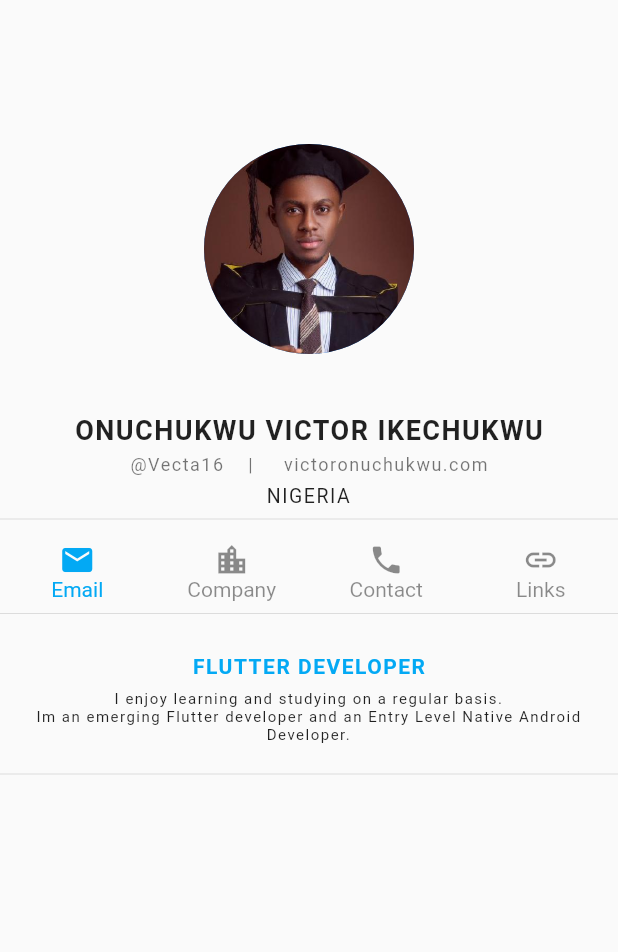
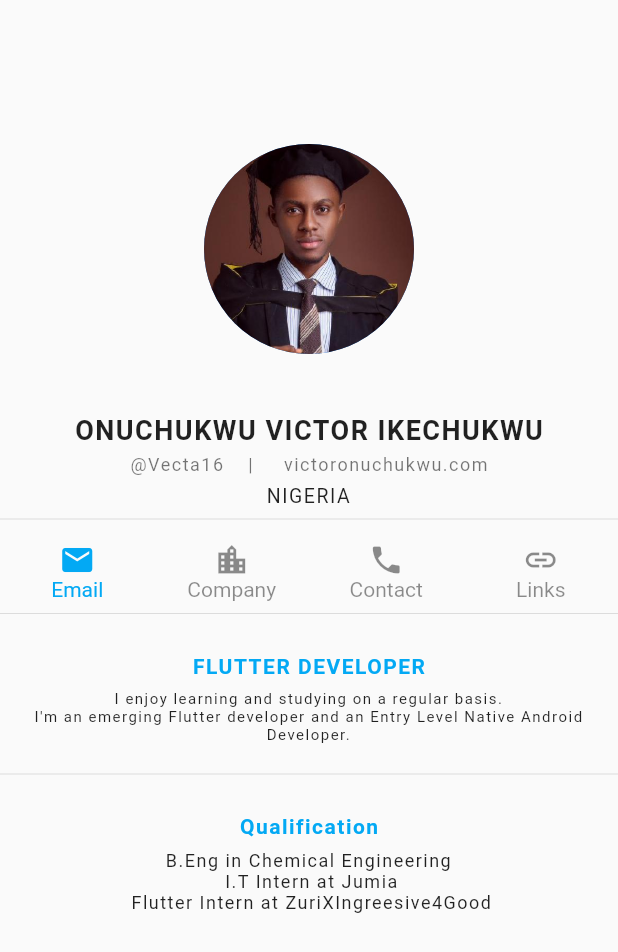
Before and after one commit to vectaaa/profiler, a Flutter app: the screen it shows after launch, on a phone screen of 412 x 824 dp. Shown: the top 952 px of the screen. Run offline on Flutter 3.47's test engine with Material 2 defaults, Android fonts, the phone set to English and light mode, and no system bars.

Commit message:
new commit

```diff
--- a/flutter_profiler/lib/main.dart
+++ b/flutter_profiler/lib/main.dart
@@ -126,7 +126,7 @@ class Home extends StatelessWidget {
         ),
         Padding(
           padding: EdgeInsets.only(top: 8.0, bottom: 12.0),
-          child: Text('I enjoy learning and studying on a regular basis. \nIm an emerging Flutter developer and an Entry Level Native Android Developer.',
+          child: Text('I enjoy learning and studying on a regular basis. \nI\'m an emerging Flutter developer and an Entry Level Native Android Developer.',
             textAlign: TextAlign.center,
             style: TextStyle(
                 fontSize: 10.0,
@@ -134,7 +134,27 @@ class Home extends StatelessWidget {
             ),),
         ),
 
-        Divider()
+        Divider(),
+        Padding(
+          padding: EdgeInsets.only(top: 19.0),
+          child: Text('Qualification',
+            style: TextStyle(
+                color: Colors.lightBlue,
+                fontSize: 14.0,
+                fontWeight: FontWeight.bold,
+                letterSpacing: 1.0
+            ),),
+        ),
+        Padding(
+          padding: EdgeInsets.only(top: 8.0, bottom: 12.0),
+          child: Text('B.Eng in Chemical Engineering \n I.T Intern at Jumia \n Flutter Intern at ZuriXIngreesive4Good ',
+            textAlign: TextAlign.center,
+            style: TextStyle(
+                fontSize: 12.0,
+                letterSpacing: 1.0
+            ),),
+        ),
+
 
 
     ]));
```
